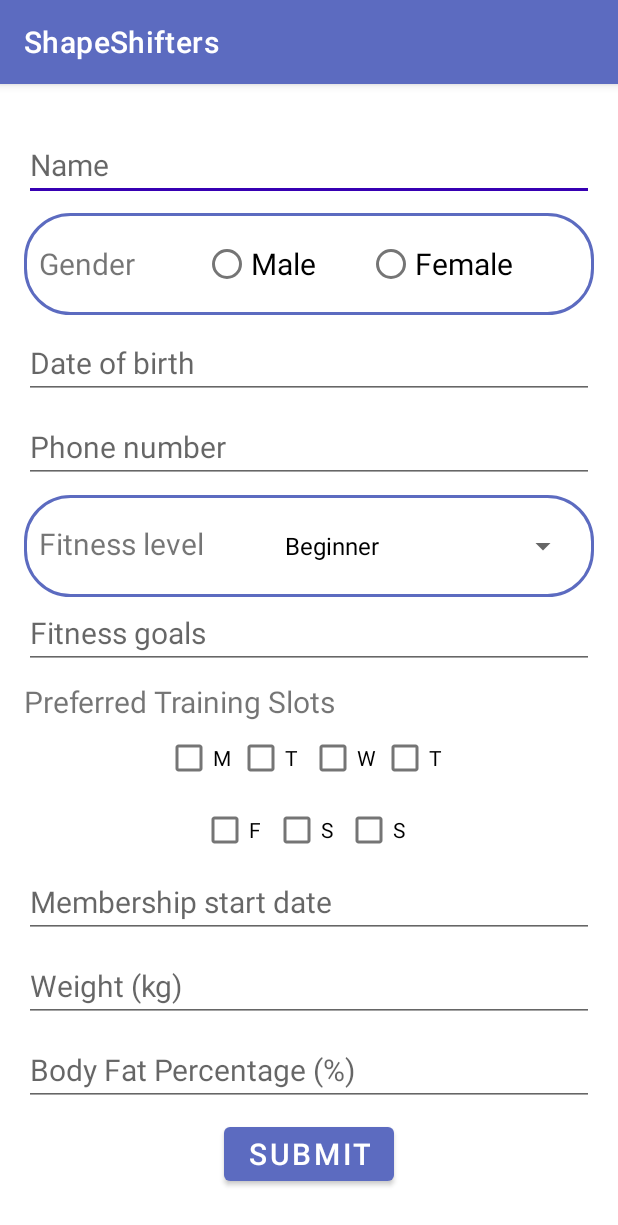
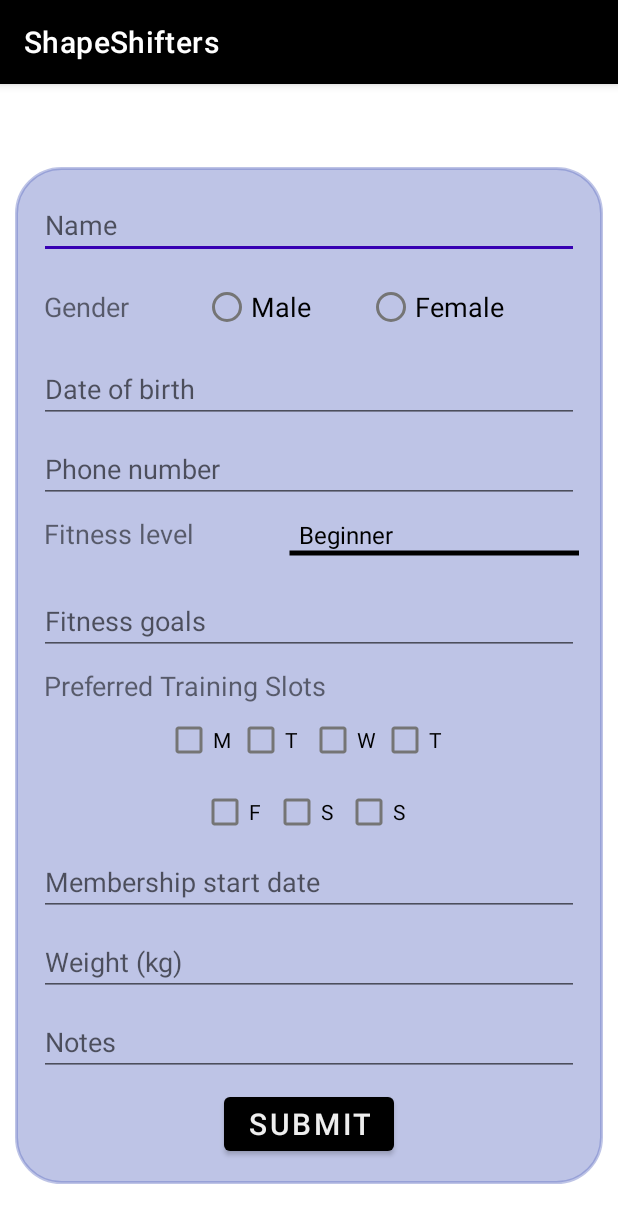
Before and after one commit to Axi20/Project_ShapeShifters, an Android app: the fragment AddClientsFragment shown on its own in the app's theme, on a phone screen of 412 x 824 dp. Shown: the top 1225 px of the screen. Run offline under Robolectric (Android 15) with nearby library versions, the phone set to English and light mode, and no system bars.

Commit message:
Minor UI changes

```diff
--- a/app/build.gradle
+++ b/app/build.gradle
@@ -47,4 +47,7 @@ dependencies {
     testImplementation 'junit:junit:4.13.2'
     androidTestImplementation 'androidx.test.ext:junit:1.1.5'
     androidTestImplementation 'androidx.test.espresso:espresso-core:3.5.1'
+    implementation 'com.github.bumptech.glide:glide:4.12.0'
+    annotationProcessor 'com.github.bumptech.glide:compiler:4.12.0'
+
 }
--- a/app/src/main/java/com/grow/shapeshifters/ui/add_clients/AddClientsFragment.java
+++ b/app/src/main/java/com/grow/shapeshifters/ui/add_clients/AddClientsFragment.java
@@ -43,7 +43,7 @@ public class AddClientsFragment extends Fragment {
         binding.checkboxSunday.setOnCheckedChangeListener((buttonView, isChecked) -> collectDayAndTime(binding.checkboxSunday, "Sunday"));
 
         Spinner fitnessLevelDropdown = binding.fitnessLevelSpinner;
-        String[] level = new String[]{"Beginner", "Intermediate", "Advanced"};
+        String[] level = getResources().getStringArray(R.array.levels_array);
         // Create an adapter to describe how the items are displayed.
         ArrayAdapter<String> levelAdapter = new ArrayAdapter<>(getActivity(), android.R.layout.simple_spinner_dropdown_item, level);
         fitnessLevelDropdown.setAdapter(levelAdapter);
@@ -125,7 +125,7 @@ public class AddClientsFragment extends Fragment {
         String fitnessGoals = binding.clientFitnessGoals.getText().toString();
         String membershipStartDate = binding.clientMembershipStartDate.getText().toString();
         double weight = Double.parseDouble(binding.clientWeight.getText().toString());
-        double bodyFat = Double.parseDouble(binding.clientBodyFatPercentage.getText().toString());
+        String notes = binding.clientNotes.getText().toString();
 
         DatabaseHelper db = new DatabaseHelper(getContext());
 
@@ -138,7 +138,7 @@ public class AddClientsFragment extends Fragment {
         extractTrainingSlot(binding.checkboxSaturday, trainingSlots, "Saturday");
         extractTrainingSlot(binding.checkboxSunday, trainingSlots, "Sunday");
 
-        long clientId = db.addClientWithTrainingSlots(name, gender, dob, phone, selectedLevel, fitnessGoals, membershipStartDate, weight, bodyFat, trainingSlots);
+        long clientId = db.addClientWithTrainingSlots(name, gender, dob, phone, selectedLevel, fitnessGoals, membershipStartDate, weight, notes, trainingSlots);
 
         for (Map.Entry<String, String> entry : selectedDays.entrySet()) {
             String day = entry.getKey();
--- a/app/src/main/java/com/grow/shapeshifters/ui/group_trainings/GroupTrainingsViewModel.java
+++ b/app/src/main/java/com/grow/shapeshifters/ui/group_trainings/GroupTrainingsViewModel.java
@@ -10,7 +10,7 @@ public class GroupTrainingsViewModel extends ViewModel {
 
     public GroupTrainingsViewModel() {
         mText = new MutableLiveData<>();
-        mText.setValue("This is group training fragment");
+        mText.setValue("Group training - under implementation");
     }
 
     public LiveData<String> getText() {
--- a/app/src/main/java/com/grow/shapeshifters/ui/home/HomeViewModel.java
+++ b/app/src/main/java/com/grow/shapeshifters/ui/home/HomeViewModel.java
@@ -10,7 +10,7 @@ public class HomeViewModel extends ViewModel {
 
     public HomeViewModel() {
         mText = new MutableLiveData<>();
-        mText.setValue("This is home fragment");
+        mText.setValue("Homepage - under implementation");
     }
 
     public LiveData<String> getText() {
--- a/app/src/main/res/drawable/rounded_background.xml
+++ b/app/src/main/res/drawable/rounded_background.xml
@@ -3,7 +3,7 @@
     <corners android:radius="30dp"/> <!-- Corner radius -->
     <stroke
         android:width="2dp"
-        android:color="@color/purple"/>
+        android:color="@color/custom_pink"/>
     <padding
         android:left="10dp"
         android:top="10dp"
--- a/app/src/main/res/layout/client_list_item.xml
+++ b/app/src/main/res/layout/client_list_item.xml
@@ -35,7 +35,7 @@
             android:layout_marginEnd="5dp"
             android:layout_weight="1"
             android:background="@drawable/rounded_background"
-            android:backgroundTint="@color/purple"
+            android:backgroundTint="@color/custom_grey"
             android:padding="5dp"
             app:srcCompat="@drawable/ic_show" />
 
@@ -47,7 +47,7 @@
             android:layout_marginEnd="5dp"
             android:layout_weight="1"
             android:background="@drawable/rounded_background"
-            android:backgroundTint="@color/purple"
+            android:backgroundTint="@color/custom_grey"
             android:padding="5dp"
             app:srcCompat="@drawable/ic_edit" />
 
@@ -58,7 +58,7 @@
             android:layout_gravity="center"
             android:layout_weight="1"
             android:background="@drawable/rounded_background"
-            android:backgroundTint="@color/purple"
+            android:backgroundTint="@color/custom_grey"
             android:padding="5dp"
             app:srcCompat="@drawable/ic_delete" />
     </LinearLayout>
--- a/app/src/main/res/layout/fragment_add_clients.xml
+++ b/app/src/main/res/layout/fragment_add_clients.xml
@@ -9,8 +9,15 @@
     <LinearLayout
         android:layout_width="match_parent"
         android:layout_height="wrap_content"
+        android:background="@drawable/rounded_background"
+        android:backgroundTint="#665C6BC0"
         android:orientation="vertical"
+        android:foregroundGravity="center"
         android:layout_gravity="center"
+        android:layout_marginStart="10dp"
+        android:layout_marginEnd="10dp"
+        android:layout_marginBottom="45dp"
+        android:layout_marginTop="?attr/actionBarSize"
         android:padding="16dp">
 
         <EditText
@@ -20,13 +27,13 @@
             android:layout_marginBottom="8dp"
             android:autofillHints="name"
             android:focusable="true"
+            android:focusableInTouchMode="true"
             android:hint="@string/hint_name"
             android:inputType="text"
-            android:textSize="20sp" />
+            android:textSize="18sp" />
 
         <LinearLayout
             android:id="@+id/linearLayoutGender"
-            android:background="@drawable/rounded_background"
             android:layout_width="match_parent"
             android:layout_height="wrap_content"
             android:orientation="horizontal"
@@ -36,7 +43,8 @@
                 android:layout_width="109dp"
                 android:layout_height="wrap_content"
                 android:text="@string/hint_gender"
-                android:textSize="20sp"
+                android:paddingStart="3dp"
+                android:textSize="18sp"
                 android:layout_gravity="center" />
 
             <RadioGroup
@@ -48,14 +56,14 @@
                     android:id="@+id/client_male"
                     android:layout_width="109dp"
                     android:layout_height="wrap_content"
-                    android:textSize="20sp"
+                    android:textSize="18sp"
                     android:text="@string/hint_male" />
 
                 <RadioButton
                     android:id="@+id/client_female"
                     android:layout_width="115dp"
                     android:layout_height="wrap_content"
-                    android:textSize="20sp"
+                    android:textSize="18sp"
                     android:text="@string/hint_female" />
             </RadioGroup>
         </LinearLayout>
@@ -66,7 +74,7 @@
             android:layout_height="wrap_content"
             android:focusable="true"
             android:hint="@string/hint_date_of_birth"
-            android:textSize="20sp"
+            android:textSize="18sp"
             android:inputType="date"
             android:layout_marginBottom="8dp"
             android:autofillHints="birthday" />
@@ -78,14 +86,13 @@
             android:hint="@string/hint_phone_number"
             android:focusable="true"
             android:inputType="phone"
-            android:textSize="20sp"
+            android:textSize="18sp"
             android:layout_marginBottom="8dp"
             android:autofillHints="phone" />
 
         <LinearLayout
             android:id="@+id/linearLayout6"
-            android:background="@drawable/rounded_background"
-            android:layout_width="match_parent"
+            android:layout_width="379dp"
             android:layout_height="wrap_content"
             android:orientation="horizontal">
 
@@ -94,15 +101,17 @@
                 android:layout_width="0dp"
                 android:layout_height="wrap_content"
                 android:layout_weight="1"
-                android:textSize="20sp"
-                android:text="@string/hint_fitness_level" />
+                android:paddingStart="3dp"
+                android:text="@string/hint_fitness_level"
+                android:textSize="18sp" />
 
             <Spinner
                 android:id="@+id/fitness_level_spinner"
                 android:layout_width="48dp"
-                android:layout_height="wrap_content"
-                android:textSize="20sp"
-                android:layout_weight="1"/>
+                android:layout_height="48dp"
+                android:layout_weight="1"
+                android:background="@drawable/underline"
+                android:textSize="20sp" />
         </LinearLayout>
 
         <EditText
@@ -110,7 +119,7 @@
             android:layout_width="match_parent"
             android:layout_height="wrap_content"
             android:hint="@string/hint_fitness_goals"
-            android:textSize="20sp"
+            android:textSize="18sp"
             android:inputType="textMultiLine"
             android:gravity="start|top"
             android:layout_marginBottom="8dp"
@@ -119,7 +128,8 @@
         <TextView
             android:layout_width="wrap_content"
             android:layout_height="wrap_content"
-            android:textSize="20sp"
+            android:textSize="18sp"
+            android:paddingStart="3dp"
             android:text="@string/hint_preferred_training_slots" />
 
         <LinearLayout
@@ -190,33 +200,30 @@
             android:layout_width="match_parent"
             android:layout_height="wrap_content"
             android:inputType="date"
-            android:textSize="20sp"
+            android:textSize="18sp"
             android:focusable="true"
             android:hint="@string/hint_membership_start_date"
-            android:layout_marginBottom="8dp"
-            android:autofillHints="date" />
+            android:layout_marginBottom="8dp" />
 
         <EditText
             android:id="@+id/client_weight"
             android:layout_width="match_parent"
             android:layout_height="wrap_content"
             android:inputType="numberDecimal"
-            android:textSize="20sp"
+            android:textSize="18sp"
             android:hint="@string/hint_weight_kg"
             android:focusable="true"
-            android:layout_marginBottom="8dp"
-            android:autofillHints="number" />
+            android:layout_marginBottom="8dp" />
 
         <EditText
-            android:id="@+id/client_body_fat_percentage"
+            android:id="@+id/client_notes"
             android:layout_width="match_parent"
             android:layout_height="wrap_content"
-            android:inputType="numberDecimal"
-            android:textSize="20sp"
+            android:inputType="textMultiLine"
+            android:textSize="18sp"
             android:focusable="true"
-            android:hint="@string/hint_body_fat_percentage"
-            android:layout_marginBottom="8dp"
-            android:autofillHints="number" />
+            android:hint="@string/notes"
+            android:layout_marginBottom="8dp" />
 
         <Button
             android:id="@+id/client_add_btn"
@@ -224,6 +231,7 @@
             android:layout_height="wrap_content"
             android:text="@string/submit"
             android:textSize="20sp"
+            android:textColor="@color/custom_grey"
             android:layout_gravity="center_horizontal"/>
 
     </LinearLayout>
--- a/app/src/main/res/layout/fragment_manage_clients.xml
+++ b/app/src/main/res/layout/fragment_manage_clients.xml
@@ -10,6 +10,8 @@
         android:id="@+id/clients_recycler_view"
         android:layout_width="0dp"
         android:layout_height="wrap_content"
+        android:layout_marginStart="10dp"
+        android:layout_marginEnd="10dp"
         app:layout_constraintBottom_toBottomOf="parent"
         app:layout_constraintEnd_toEndOf="parent"
         app:layout_constraintHorizontal_bias="1.0"
@@ -24,6 +26,7 @@
         android:clickable="true"
         android:focusable="true"
         android:src="@drawable/ic_add_client"
+        android:backgroundTint="@color/custom_pink"
         app:layout_constraintEnd_toEndOf="parent"
         app:layout_constraintBottom_toBottomOf="parent"
         android:contentDescription="@string/menu_manage_clients"
--- a/app/src/main/res/layout/fragment_manage_workouts.xml
+++ b/app/src/main/res/layout/fragment_manage_workouts.xml
@@ -10,6 +10,8 @@
         android:id="@+id/workouts_recycler_view"
         android:layout_width="0dp"
         android:layout_height="wrap_content"
+        android:layout_marginStart="10dp"
+        android:layout_marginEnd="10dp"
         app:layout_constraintBottom_toBottomOf="parent"
         app:layout_constraintEnd_toEndOf="parent"
         app:layout_constraintHorizontal_bias="1.0"
@@ -24,6 +26,7 @@
         android:clickable="true"
         android:focusable="true"
         android:src="@drawable/ic_add_client"
+        android:backgroundTint="@color/custom_pink"
         app:layout_constraintEnd_toEndOf="parent"
         app:layout_constraintBottom_toBottomOf="parent"
         android:contentDescription="@string/menu_manage_workouts"
--- a/app/src/main/res/layout/nav_header_main.xml
+++ b/app/src/main/res/layout/nav_header_main.xml
@@ -3,7 +3,7 @@
     xmlns:app="http://schemas.android.com/apk/res-auto"
     android:layout_width="match_parent"
     android:layout_height="150dp"
-    android:background="@color/purple_200"
+    android:background="@color/custom_grey"
     android:gravity="bottom"
     android:orientation="vertical"
     android:paddingLeft="@dimen/activity_horizontal_margin"
@@ -17,12 +17,14 @@
         android:id="@+id/nav_name"
         android:layout_width="match_parent"
         android:layout_height="wrap_content"
+        android:textColor="@color/custom_black"
         android:paddingTop="@dimen/nav_header_vertical_spacing"
         android:text="@string/your_username"
         android:textAppearance="@style/TextAppearance.AppCompat.Body1" />
 
     <TextView
         android:id="@+id/nav_email"
+        android:textColor="@color/custom_black"
         android:layout_width="wrap_content"
         android:layout_height="wrap_content"
         android:text="@string/your_email" />
--- a/app/src/main/res/values/colors.xml
+++ b/app/src/main/res/values/colors.xml
@@ -1,11 +1,17 @@
 <?xml version="1.0" encoding="utf-8"?>
 <resources>
-    <color name="purple_200">#FFBB86FC</color>
+    <color name="purple_200">#000000</color>
     <color name="purple_500">#FF6200EE</color>
     <color name="purple_700">#FF3700B3</color>
-    <color name="teal_200">#5C6BC0</color>
-    <color name="teal_700">#7E57C2</color>
+    <color name="teal_200">#EEEEEE</color>
+    <color name="teal_700">#EEEEEE</color>
     <color name="black">#FF000000</color>
     <color name="white">#FFFFFFFF</color>
-    <color name="purple">#5C6BC0</color>
+    <color name="purple">#000000</color>
+
+    <color name="custom_black">#000000</color>
+    <color name="custom_pink">#AA14F0</color>
+    <color name="custom_purple">#BC8CF2</color>
+    <color name="custom_grey">#EEEEEE</color>
+
 </resources>
--- a/app/src/main/res/values/strings.xml
+++ b/app/src/main/res/values/strings.xml
@@ -54,6 +54,25 @@
     <string name="sets">How many set</string>
     <string name="weight">Add the weight (kg)</string>
     <string name="menu_manage_workouts">Manage workouts</string>
+    <string name="notes">Notes</string>
+    <string name="choose_client">Choose client</string>
+    <string name="choose_date">Choose date</string>
+    <string name="add_notes">Add notes</string>
+    <string name="add_exercise">Add exercise</string>
+    <string name="add">Add</string>
+    <string name="exercise">Exercise</string>
+    <string name="reps2">Reps</string>
+    <string name="sets2">Sets</string>
+    <string name="weight2">Weight</string>
+    <string name="save">save</string>
+    <string name="workouts">Workouts</string>
+    <string name="schedule">Schedule</string>
+
+    <string-array name="levels_array">
+        <item>Beginner</item>
+        <item>Intermediate</item>
+        <item>Advanced</item>
+    </string-array>
 
 
 </resources>
```
Also changed, not shown: app/src/main/java/com/grow/shapeshifters/DatabaseHelper.java (+8 -8 lines), app/src/main/java/com/grow/shapeshifters/ui/add_workouts/AddWorkoutsFragment.java (+5 -2 lines), app/src/main/java/com/grow/shapeshifters/ui/personal_trainings/PersonalTrainingsFragment.java (+23 -0 lines), app/src/main/res/layout/fragment_add_workouts.xml (+18 -13 lines), app/src/main/res/layout/fragment_personal_trainings.xml (+14 -52 lines), 1 other file.
